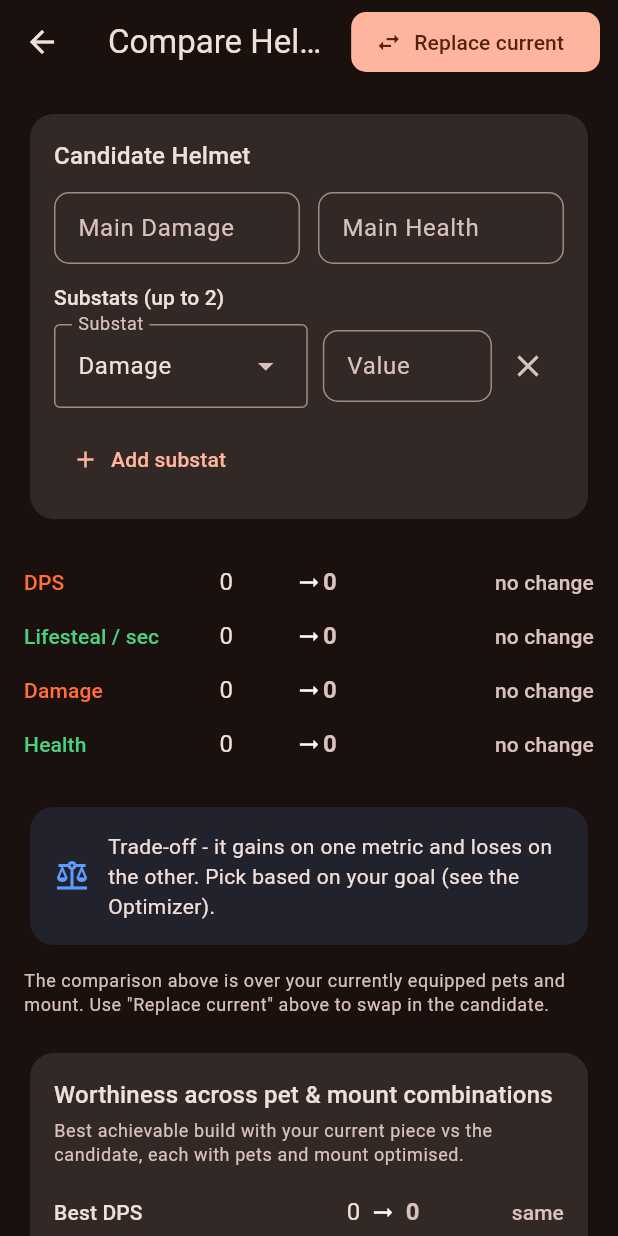
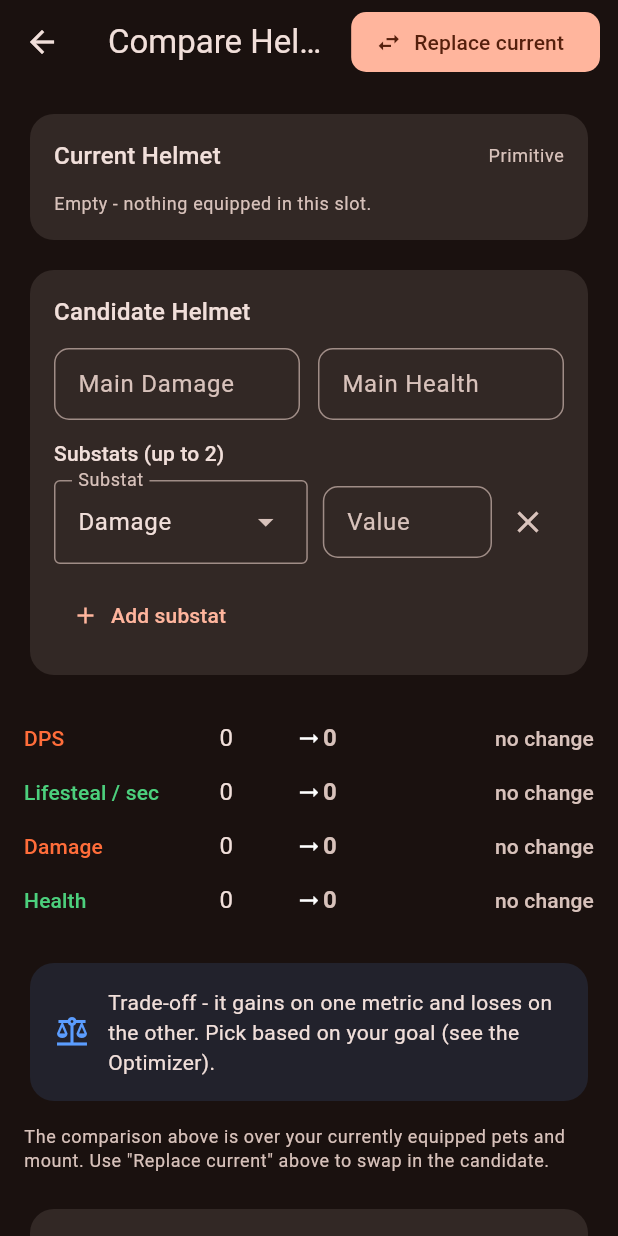
Before and after one commit to athoschiari/forge-master-calculator, a Flutter app: the ComparisonScreen screen opened directly with empty values, after a tap on "Add substat", on a phone screen of 412 x 824 dp. Run offline on Flutter 3.47's test engine with Material 3 defaults, Android fonts, the phone set to English and light mode, and no system bars; our stand-ins replace file_picker, shared_preferences, web; missing offline and left inert: dart:js_interop, excel; accounts and stored records are empty.

Commit message:
Show current gear stats on Compare screen, link Thermo's original sheet
Adds a read-only reference card for the current piece's stats and
substats above the candidate editor, and links the original Thermo
spreadsheet in the README.

Co-Authored-By: Claude Sonnet 5 <noreply@anthropic.com>

```diff
--- a/lib/screens/comparison_screen.dart
+++ b/lib/screens/comparison_screen.dart
@@ -12,6 +12,7 @@ import '../state/app_state.dart';
 import '../theme/app_theme.dart';
 import '../utils/formatting.dart';
 import '../widgets/number_field.dart';
+import '../widgets/substat_chips.dart';
 import '../widgets/substat_editor.dart';
 
 /// How long to wait after the last keystroke before re-running the optimizer
@@ -124,6 +125,8 @@ class _ComparisonScreenState extends State<ComparisonScreen> {
       body: ListView(
         padding: const EdgeInsets.all(16),
         children: [
+          _CurrentReference(piece: current),
+          const SizedBox(height: 12),
           _CandidateEditor(
             candidate: _candidate,
             onChanged: (p) {
@@ -169,6 +172,71 @@ class _ComparisonScreenState extends State<ComparisonScreen> {
           const SizedBox(height: 20),
           _Worthiness(currentOut: _currentOut, candidateOut: _candidateOut),
         ],
+      ),
+    );
+  }
+}
+
+/// Read-only summary of the piece currently in this slot, shown above the
+/// candidate editor so its stats and substats are visible for reference
+/// without having to leave the screen to check the Gear tab.
+class _CurrentReference extends StatelessWidget {
+  const _CurrentReference({required this.piece});
+
+  final GearPiece piece;
+
+  @override
+  Widget build(BuildContext context) {
+    final theme = Theme.of(context);
+    final hasContent = piece.mainDamage > 0 ||
+        piece.mainHealth > 0 ||
+        piece.substats.isNotEmpty;
+    return Card(
+      child: Padding(
+        padding: const EdgeInsets.all(16),
+        child: Column(
+          crossAxisAlignment: CrossAxisAlignment.start,
+          children: [
+            Row(
+              children: [
+                Expanded(
+                  child: Text('Current ${piece.slot.label}',
+                      style: theme.textTheme.titleMedium),
+                ),
+                Text(
+                  piece.rarity.label,
+                  style: theme.textTheme.bodySmall?.copyWith(
+                    color: theme.colorScheme.onSurfaceVariant,
+                  ),
+                ),
+              ],
+            ),
+            const SizedBox(height: 12),
+            if (hasContent) ...[
+              Row(
+                children: [
+                  Text(
+                    'Main Damage ${formatCompact(piece.mainDamage)}',
+                    style: theme.textTheme.bodyLarge,
+                  ),
+                  const SizedBox(width: 20),
+                  Text(
+                    'Main Health ${formatCompact(piece.mainHealth)}',
+                    style: theme.textTheme.bodyLarge,
+                  ),
+                ],
+              ),
+              const SizedBox(height: 10),
+              SubstatChips(substats: piece.substats),
+            ] else
+              Text(
+                'Empty - nothing equipped in this slot.',
+                style: theme.textTheme.bodySmall?.copyWith(
+                  color: theme.colorScheme.onSurfaceVariant,
+                ),
+              ),
+          ],
+        ),
       ),
     );
   }
```
Also changed, not shown: 1 other file.
